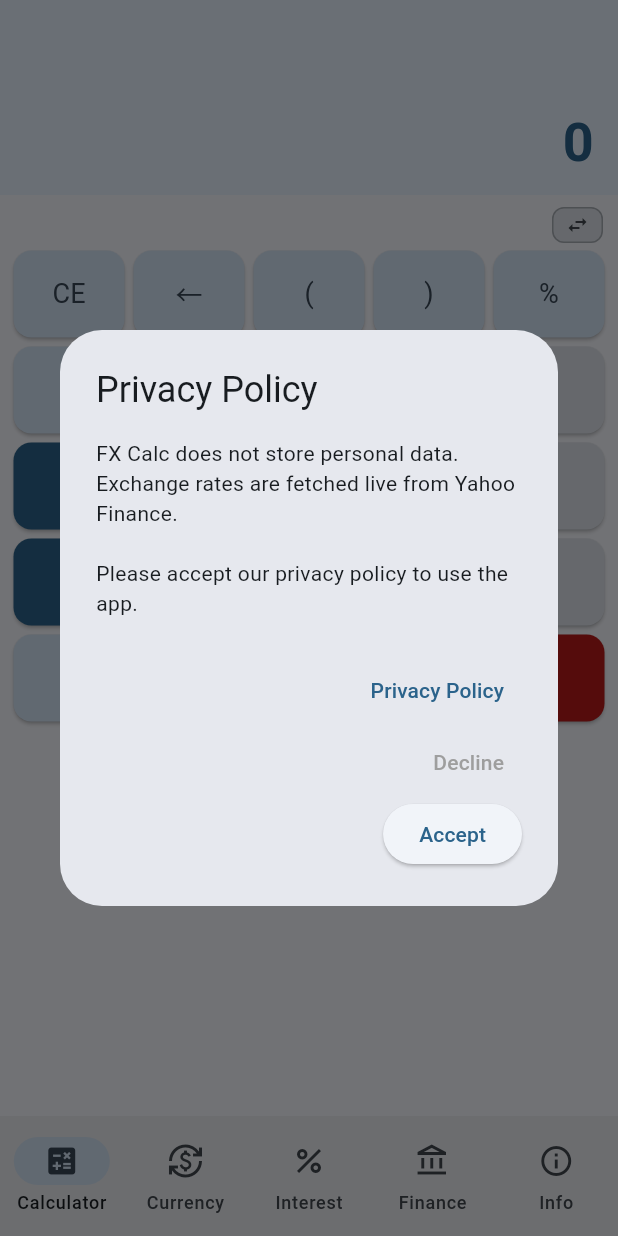
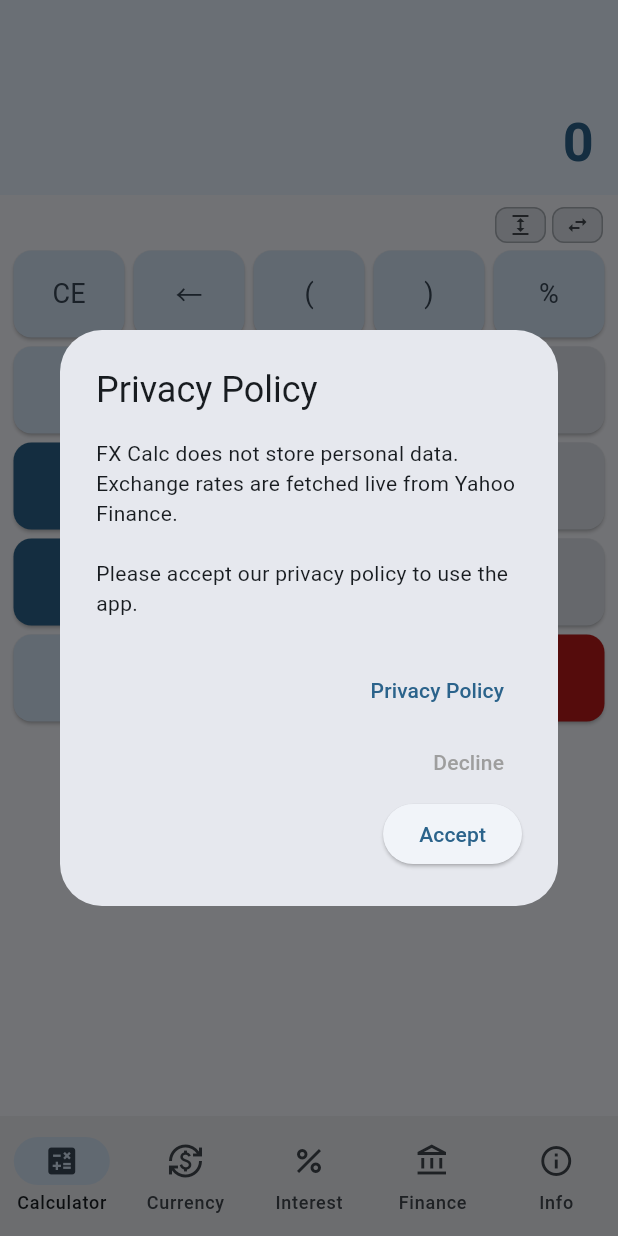
Before and after one commit to StockMonitorCH/fx-calc, a Flutter app: the screen it shows after launch, on a phone screen of 412 x 824 dp. Run offline on Flutter 3.47's test engine with Material 3 defaults, Android fonts, the phone set to English and light mode, and no system bars; our stand-ins replace math_expressions, package_info_plus, shared_preferences; network calls fail; key blocks and very long unbroken strings in the code were emptied for the run.

Commit message:
v1.5.0: Bugfixes Rechner + Tastatur-Grösse-Toggle
- Fix: = rechnet nicht mehr nach hängendem Operator (pendingOp-Loop)
- Fix: nested-setState entfernt (doEval-Flag), verhindert Freeze
- Fix: _savePrefs debounced (400ms), reduziert I/O bei schnellem Tippen
- Feature: Tastatur-Grösse-Toggle (expand-Icon neben Swap-Button, +25%)

Co-Authored-By: Claude Sonnet 4.6 <noreply@anthropic.com>

```diff
--- a/lib/main.dart
+++ b/lib/main.dart
@@ -1,3 +1,4 @@
+import 'dart:async';
 import 'dart:convert';
 import 'dart:io';
 import 'dart:math' as math;
@@ -527,6 +528,7 @@ class _CalculatorPageState extends State<CalculatorPage> {
   bool   _pendingOp = false;
   bool   _swapped   = false;
   bool   _hasError  = false;
+  bool   _bigKeys   = false;
 
   String? _repeatOp;
   double? _repeatVal;
@@ -535,6 +537,7 @@ class _CalculatorPageState extends State<CalculatorPage> {
 
   String _liveResult = '';
   int _dispCursor = -1; // -1 = Cursor am Ende (Standard)
+  Timer? _saveTimer;
 
   final _histScrollCtrl = ScrollController();
 
@@ -558,6 +561,7 @@ class _CalculatorPageState extends State<CalculatorPage> {
       _histFull    = p.getString('calc_hist_full')   ?? '';
       _eval        = p.getBool('calc_eval')          ?? false;
       _swapped     = p.getBool('calc_swapped')       ?? false;
+      _bigKeys     = p.getBool('calc_big_keys')      ?? false;
       _liveResult  = p.getString('calc_live_result') ?? '';
       _repeatOp    = p.getString('calc_repeat_op');
       _repeatVal   = p.getDouble('calc_repeat_val');
@@ -574,6 +578,7 @@ class _CalculatorPageState extends State<CalculatorPage> {
     await p.setString('calc_hist_full',   _histFull);
     await p.setBool('calc_eval',          _eval);
     await p.setBool('calc_swapped',       _swapped);
+    await p.setBool('calc_big_keys',      _bigKeys);
     await p.setString('calc_live_result', _liveResult);
     if (_repeatOp != null) {
       await p.setString('calc_repeat_op', _repeatOp!);
@@ -599,8 +604,15 @@ class _CalculatorPageState extends State<CalculatorPage> {
 
   @override
   void dispose() {
+    _saveTimer?.cancel();
+    _savePrefs();
     _histScrollCtrl.dispose();
     super.dispose();
+  }
+
+  void _scheduleSave() {
+    _saveTimer?.cancel();
+    _saveTimer = Timer(const Duration(milliseconds: 400), _savePrefs);
   }
 
   void _setVal(double v) {
@@ -687,6 +699,7 @@ class _CalculatorPageState extends State<CalculatorPage> {
   }
 
   void _btn(String t) {
+    bool doEval = false;
     setState(() {
       _hasError = false;
       if (t != '=') _pendingOp = false;
@@ -734,6 +747,12 @@ class _CalculatorPageState extends State<CalculatorPage> {
       // ── = ──────────────────────────────────────────────────────────────────
       if (t == '=') {
         _dispCursor = -1;
+        _pendingOp = false;
+        // Hängenden Operator entfernen – verhindert, dass = dauerhaft abbricht
+        if (_expr.isNotEmpty && RegExp(r'[+\-*/]$').hasMatch(_expr)) {
+          _expr = _expr.substring(0, _expr.length - 1);
+          if (_disp.isNotEmpty) _disp = _disp.substring(0, _disp.length - 1);
+        }
         if (_eval && _repeatOp != null && _repeatVal != null) {
           final current = double.tryParse(_expr);
           if (current != null) {
@@ -743,7 +762,7 @@ class _CalculatorPageState extends State<CalculatorPage> {
             _eval = false;
           }
         }
-        _evaluate();
+        doEval = true;
         return;
       }
 
@@ -824,8 +843,9 @@ class _CalculatorPageState extends State<CalculatorPage> {
       // Sicherheits-Clamp
       if (_dispCursor >= _disp.length) _dispCursor = -1;
     });
+    if (doEval) _evaluate();
     _refreshLiveResult();
-    _savePrefs();
+    _scheduleSave();
   }
 
   void _evaluate() {
@@ -891,7 +911,7 @@ class _CalculatorPageState extends State<CalculatorPage> {
           style: ElevatedButton.styleFrom(
             backgroundColor: bg ?? cs.surfaceVariant,
             foregroundColor: fg ?? cs.onSurfaceVariant,
-            minimumSize: Size(0, minHeight),
+            minimumSize: Size(0, _bigKeys ? minHeight * 1.25 : minHeight),
             shape: RoundedRectangleBorder(borderRadius: BorderRadius.circular(12)),
           ),
           onPressed: () => _btn(label),
@@ -928,12 +948,32 @@ class _CalculatorPageState extends State<CalculatorPage> {
               padding: const EdgeInsets.fromLTRB(6, 8, 6, 4),
               child: Column(
                 children: [
-                  Align(
-                    alignment: Alignment.centerRight,
-                    child: GestureDetector(
+                  Row(
+                    mainAxisAlignment: MainAxisAlignment.end,
+                    children: [
+                      GestureDetector(
+                        onTap: () {
+                          setState(() => _bigKeys = !_bigKeys);
+                          _scheduleSave();
+                        },
+                        child: Container(
+                          margin: const EdgeInsets.only(right: 4, bottom: 2),
+                          padding: const EdgeInsets.symmetric(horizontal: 8, vertical: 3),
+                          decoration: BoxDecoration(
+                            borderRadius: BorderRadius.circular(8),
+                            color: _bigKeys ? cs.primaryContainer : cs.surfaceVariant,
+                            border: Border.all(
+                              color: _bigKeys ? cs.primary : cs.outline.withValues(alpha: 0.5),
+                            ),
+                          ),
+                          child: Icon(Icons.expand, size: 16,
+                              color: _bigKeys ? cs.primary : cs.onSurfaceVariant),
+                        ),
+                      ),
+                      GestureDetector(
                         onTap: () {
                           setState(() => _swapped = !_swapped);
-                        _savePrefs();
+                          _scheduleSave();
                         },
                         child: Container(
                           margin: const EdgeInsets.only(right: 4, bottom: 2),
@@ -949,6 +989,7 @@ class _CalculatorPageState extends State<CalculatorPage> {
                               color: _swapped ? cs.primary : cs.onSurfaceVariant),
                         ),
                       ),
+                    ],
                   ),
                   _row(['CE', '←', '(', ')', '%'],
                       bgs: [fn,fn,fn,fn,fn], fgs: [fnFg,fnFg,fnFg,fnFg,fnFg]),
--- a/pubspec.yaml
+++ b/pubspec.yaml
@@ -3,7 +3,7 @@ description: FX Calc – Calculator & Currency Converter
 
 publish_to: 'none'
 
-version: 1.4.0+20
+version: 1.5.0+21
 
 environment:
   sdk: '>=3.3.0 <4.0.0'
```
Lines whose indentation alone changed are shown as unchanged.
